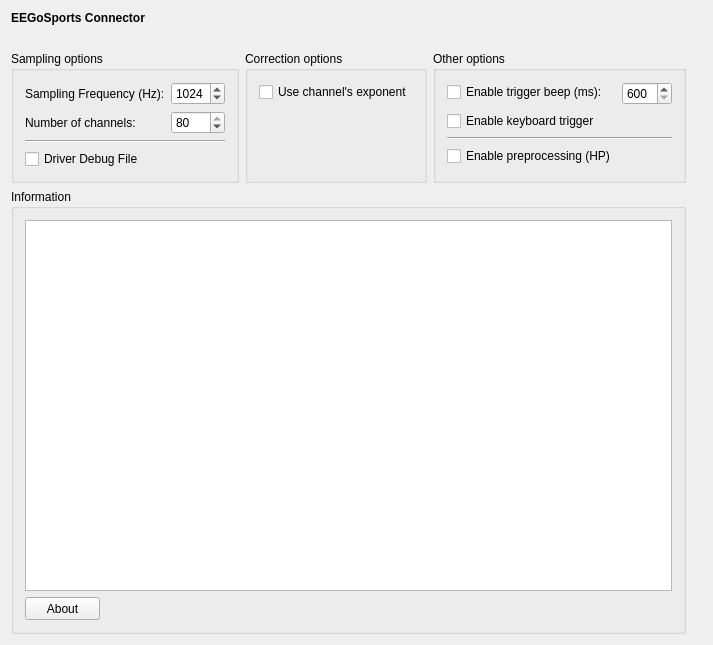
Qt form applications/mne_x/plugins/eegosports/FormFiles/eegosportssetup.ui (mne-tools/mne-cpp) before a commit.
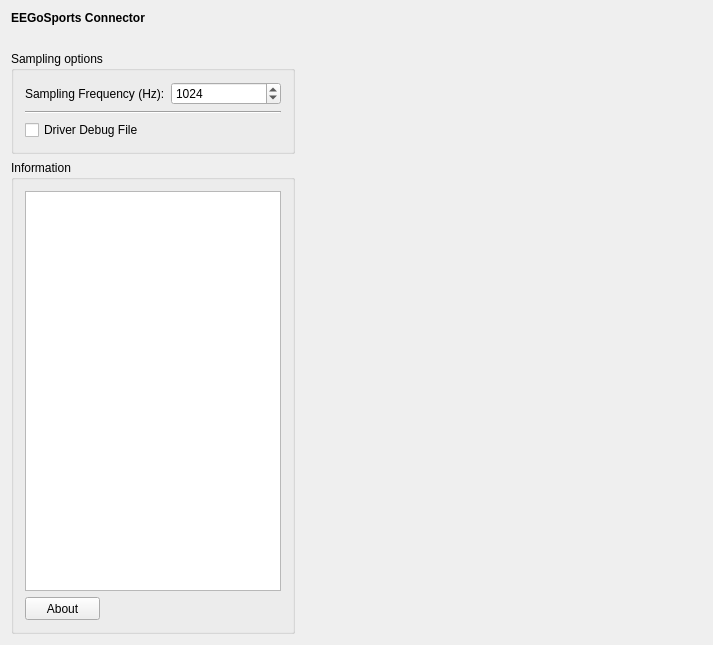
The same form after that commit.

Commit message: [MX-98] Fix enable all button to show up if no projection have been specified (QuickControl Widget). Clean up eegosports setup widget.

The edit to the form file:
```diff
--- a/applications/mne_x/plugins/eegosports/FormFiles/eegosportssetup.ui
+++ b/applications/mne_x/plugins/eegosports/FormFiles/eegosportssetup.ui
@@ -44,11 +44,11 @@
     </spacer>
    </item>
    <item>
-    <layout class="QGridLayout" name="m_qGridLayout_main" rowstretch="0,0" columnstretch="0,0,0,0,0">
+    <layout class="QGridLayout" name="m_qGridLayout_main" rowstretch="0,0" columnstretch="0,0,0,0">
      <property name="spacing">
       <number>6</number>
      </property>
-     <item row="0" column="4" rowspan="2">
+     <item row="0" column="3" rowspan="2">
       <spacer name="horizontalSpacer">
        <property name="orientation">
         <enum>Qt::Horizontal</enum>
@@ -61,7 +61,63 @@
        </property>
       </spacer>
      </item>
-     <item row="0" column="0" colspan="2">
+     <item row="1" column="0" colspan="3">
+      <widget class="QGroupBox" name="m_qGroupBox_Information">
+       <property name="sizePolicy">
+        <sizepolicy hsizetype="Preferred" vsizetype="Preferred">
+         <horstretch>0</horstretch>
+         <verstretch>0</verstretch>
+        </sizepolicy>
+       </property>
+       <property name="maximumSize">
+        <size>
+         <width>16777215</width>
+         <height>16777215</height>
+        </size>
+       </property>
+       <property name="title">
+        <string>Information</string>
+       </property>
+       <layout class="QGridLayout" name="m_qGridLayout_Information">
+        <item row="0" column="0">
+         <widget class="QTextBrowser" name="m_qTextBrowser_Information">
+          <property name="sizePolicy">
+           <sizepolicy hsizetype="MinimumExpanding" vsizetype="MinimumExpanding">
+            <horstretch>0</horstretch>
+            <verstretch>0</verstretch>
+           </sizepolicy>
+          </property>
+          <property name="maximumSize">
+           <size>
+            <width>16777215</width>
+            <height>16777215</height>
+           </size>
+          </property>
+         </widget>
+        </item>
+        <item row="1" column="0">
+         <widget class="QPushButton" name="m_qPushButton_About">
+          <property name="minimumSize">
+           <size>
+            <width>75</width>
+            <height>23</height>
+           </size>
+          </property>
+          <property name="maximumSize">
+           <size>
+            <width>75</width>
+            <height>23</height>
+           </size>
+          </property>
+          <property name="text">
+           <string>About</string>
+          </property>
+         </widget>
+        </item>
+       </layout>
+      </widget>
+     </item>
+     <item row="0" column="0" colspan="3">
       <widget class="QGroupBox" name="m_qGroupBox_SamplingOptions">
        <property name="sizePolicy">
         <sizepolicy hsizetype="Preferred" vsizetype="Preferred">
@@ -114,27 +170,7 @@
           </property>
          </widget>
         </item>
-        <item row="1" column="0">
-         <widget class="QLabel" name="m_qLabel_NumberOfChannels">
-          <property name="text">
-           <string>Number of channels:</string>
-          </property>
-         </widget>
-        </item>
-        <item row="1" column="1">
-         <widget class="QSpinBox" name="m_spinBox_NumberOfChannels">
-          <property name="minimum">
-           <number>1</number>
-          </property>
-          <property name="maximum">
-           <number>80</number>
-          </property>
-          <property name="value">
-           <number>80</number>
-          </property>
-         </widget>
-        </item>
-        <item row="2" column="0" colspan="2">
+        <item row="1" column="0" colspan="2">
          <widget class="Line" name="line_2">
           <property name="minimumSize">
            <size>
@@ -147,7 +183,7 @@
           </property>
          </widget>
         </item>
-        <item row="3" column="0">
+        <item row="2" column="0">
          <widget class="QCheckBox" name="m_checkBox_WriteDriverDebugToFile">
           <property name="text">
            <string>Driver Debug File</string>
@@ -157,143 +193,6 @@
        </layout>
       </widget>
      </item>
-     <item row="0" column="3">
-      <widget class="QGroupBox" name="m_qGroupBox_OtherOptions">
-       <property name="title">
-        <string>Other options</string>
-       </property>
-       <layout class="QFormLayout" name="formLayout_3">
-        <property name="fieldGrowthPolicy">
-         <enum>QFormLayout::AllNonFixedFieldsGrow</enum>
-        </property>
-        <item row="0" column="0">
-         <widget class="QCheckBox" name="m_checkBox_EnableBeep">
-          <property name="text">
-           <string>Enable trigger beep (ms):</string>
-          </property>
-         </widget>
-        </item>
-        <item row="0" column="1">
-         <widget class="QSpinBox" name="m_spinBox_BeepLength">
-          <property name="maximumSize">
-           <size>
-            <width>50</width>
-            <height>16777215</height>
-           </size>
-          </property>
-          <property name="minimum">
-           <number>600</number>
-          </property>
-          <property name="maximum">
-           <number>2000000000</number>
-          </property>
-         </widget>
-        </item>
-        <item row="1" column="0">
-         <widget class="QCheckBox" name="m_checkBox_EnableKeyboardTrigger">
-          <property name="text">
-           <string>Enable keyboard trigger</string>
-          </property>
-         </widget>
-        </item>
-        <item row="2" column="0" colspan="2">
-         <widget class="Line" name="line">
-          <property name="minimumSize">
-           <size>
-            <width>0</width>
-            <height>0</height>
-           </size>
-          </property>
-          <property name="orientation">
-           <enum>Qt::Horizontal</enum>
-          </property>
-         </widget>
-        </item>
-        <item row="3" column="0">
-         <widget class="QCheckBox" name="m_checkBox_UseFiltering">
-          <property name="text">
-           <string>Enable preprocessing (HP)</string>
-          </property>
-         </widget>
-        </item>
-       </layout>
-      </widget>
-     </item>
-     <item row="0" column="2">
-      <widget class="QGroupBox" name="m_qGroupBox_CorrectionOptions">
-       <property name="title">
-        <string>Correction options</string>
-       </property>
-       <layout class="QFormLayout" name="formLayout">
-        <property name="fieldGrowthPolicy">
-         <enum>QFormLayout::AllNonFixedFieldsGrow</enum>
-        </property>
-        <item row="0" column="0">
-         <widget class="QCheckBox" name="m_checkBox_UseChExponent">
-          <property name="text">
-           <string>Use channel's exponent</string>
-          </property>
-         </widget>
-        </item>
-       </layout>
-      </widget>
-     </item>
-     <item row="1" column="0" colspan="4">
-      <widget class="QGroupBox" name="m_qGroupBox_Information">
-       <property name="sizePolicy">
-        <sizepolicy hsizetype="Preferred" vsizetype="Preferred">
-         <horstretch>0</horstretch>
-         <verstretch>0</verstretch>
-        </sizepolicy>
-       </property>
-       <property name="maximumSize">
-        <size>
-         <width>16777215</width>
-         <height>16777215</height>
-        </size>
-       </property>
-       <property name="title">
-        <string>Information</string>
-       </property>
-       <layout class="QGridLayout" name="m_qGridLayout_Information">
-        <item row="0" column="0">
-         <widget class="QTextBrowser" name="m_qTextBrowser_Information">
-          <property name="sizePolicy">
-           <sizepolicy hsizetype="MinimumExpanding" vsizetype="MinimumExpanding">
-            <horstretch>0</horstretch>
-            <verstretch>0</verstretch>
-           </sizepolicy>
-          </property>
-          <property name="maximumSize">
-           <size>
-            <width>16777215</width>
-            <height>16777215</height>
-           </size>
-          </property>
-         </widget>
-        </item>
-        <item row="1" column="0">
-         <widget class="QPushButton" name="m_qPushButton_About">
-          <property name="minimumSize">
-           <size>
-            <width>75</width>
-            <height>23</height>
-           </size>
-          </property>
-          <property name="maximumSize">
-           <size>
-            <width>75</width>
-            <height>23</height>
-           </size>
-          </property>
-          <property name="text">
-           <string>About</string>
-          </property>
-         </widget>
-        </item>
-       </layout>
-      </widget>
-     </item>
     </layout>
    </item>
   </layout>
```
The commit also changes 8 other files.
